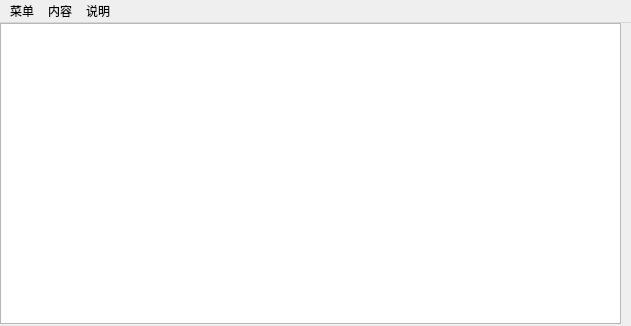
First picture: the form in MyPyQt5LearnExamples/TableUiOpt/TableUi.ui, repository blastLittleTiger/PythonModuleNotes, before the edit.
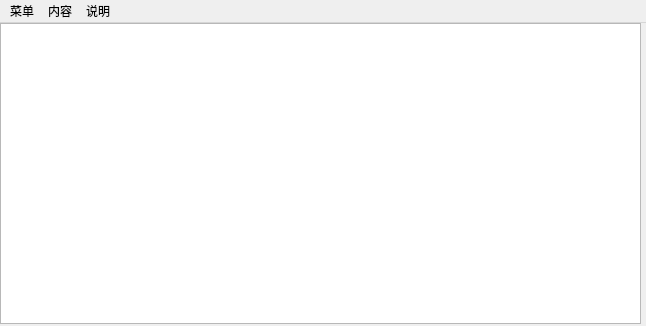
Second picture: the form after the edit. Icons and pictures are not drawn.

Commit message:
设置窗口大小不可变，可以获取到某一列的内容
设置窗口大小不可变，可以获取到某一列的内容

```diff
--- a/MyPyQt5LearnExamples/TableUiOpt/TableUi.ui
+++ b/MyPyQt5LearnExamples/TableUiOpt/TableUi.ui
@@ -6,7 +6,7 @@
    <rect>
     <x>0</x>
     <y>0</y>
-    <width>631</width>
+    <width>646</width>
     <height>326</height>
    </rect>
   </property>
@@ -40,7 +40,7 @@
      <rect>
       <x>0</x>
       <y>0</y>
-      <width>621</width>
+      <width>641</width>
       <height>301</height>
      </rect>
     </property>
@@ -57,7 +57,7 @@
     <rect>
      <x>0</x>
      <y>0</y>
-     <width>631</width>
+     <width>646</width>
      <height>23</height>
     </rect>
    </property>
```
The commit also changes 2 other files.
